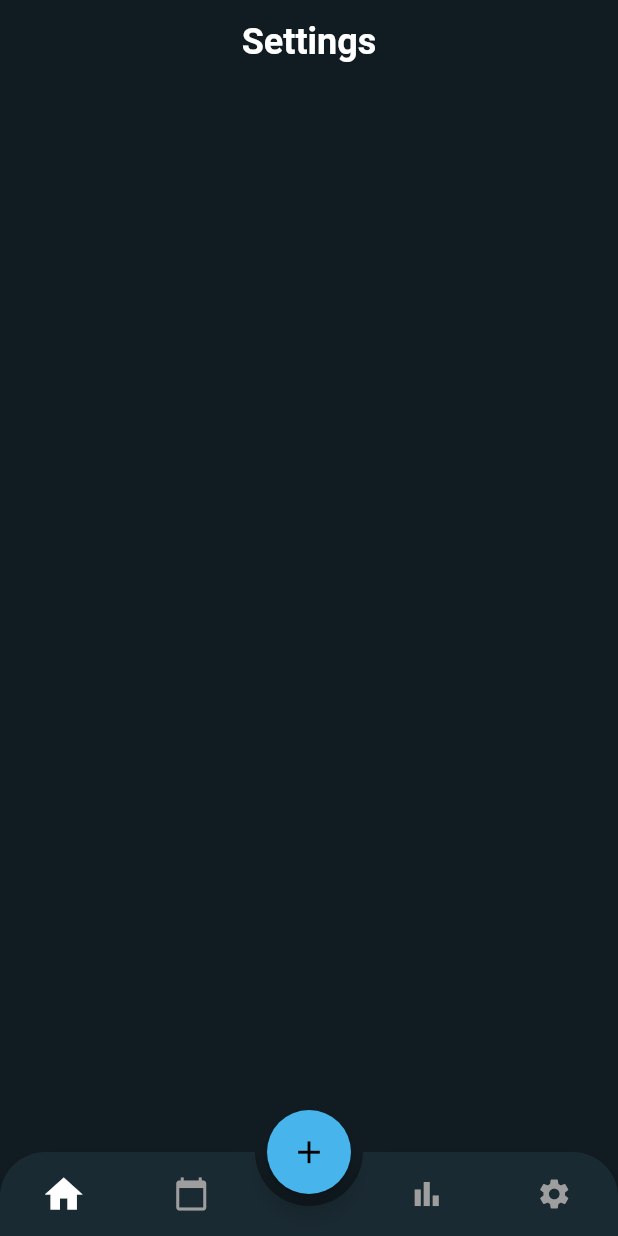
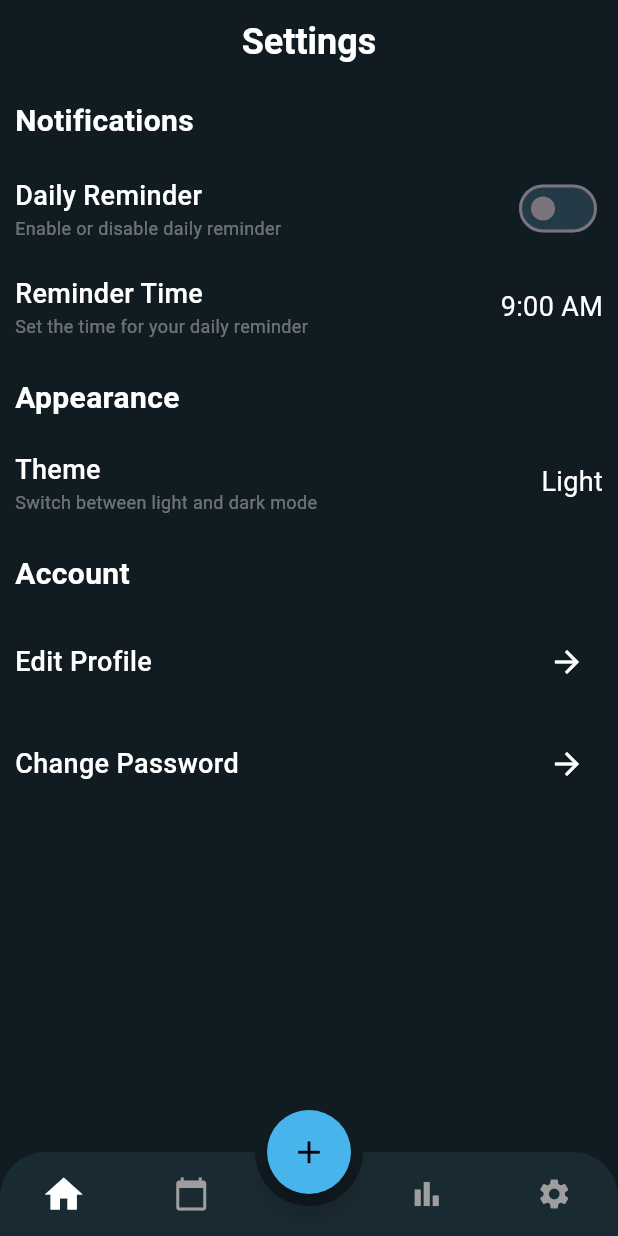
Before and after one commit to gogo04673-tech/Habits-Tracker, a Flutter app: the screen it shows once a user with an empty profile is signed in, swiped to page 4, on a phone screen of 412 x 824 dp. Run offline on Flutter 3.47's test engine with Material 3 defaults, Android fonts, the phone set to English and light mode, and no system bars; drawn by our look-alikes of animated_bottom_navigation_bar; our stand-ins replace firebase_auth, firebase_core, fl_chart, get, table_calendar; accounts and stored records are empty.

Commit message:
I am finish UI Page Settings

```diff
--- /dev/null
+++ b/lib/controllers/models/provider.dart
@@ -0,0 +1,16 @@
+
+
+import 'package:flutter/material.dart';
+
+
+class Variables with ChangeNotifier {
+  bool _darkMode = false;
+
+  bool get darkMode => _darkMode;
+
+  void changeMode(bool value){
+    _darkMode = value;
+
+    notifyListeners();
+  }
+}
--- a/lib/features/pages/settings.dart
+++ b/lib/features/pages/settings.dart
@@ -1,7 +1,7 @@
 import 'package:flutter/material.dart';
+import 'package:habit_track/controllers/models/provider.dart';
 import 'package:habit_track/features/tools/appbar.dart';
-
-
+import 'package:provider/provider.dart';
 
 class SettingsPage extends StatefulWidget {
   const SettingsPage({super.key});
@@ -11,11 +11,164 @@ class SettingsPage extends StatefulWidget {
 }
 
 class _SettingsPage extends State<SettingsPage> {
+  // * text is here
+  Widget upText(String text) {
+    return Text(
+      text,
+      style: const TextStyle(
+        color: Colors.white,
+        fontSize: 20,
+        fontWeight: FontWeight.bold,
+      ),
+    );
+  }
+
+  // * List is here
+  Widget listTile(String title, String? subtitle, Widget trailing) {
+    return Row(
+      mainAxisAlignment: MainAxisAlignment.spaceBetween,
+      children: [
+        Text.rich(
+          TextSpan(
+            children: [
+              TextSpan(
+                text: "$title\n",
+                style: const TextStyle(
+                  color: Colors.white,
+                  fontSize: 18,
+                  fontWeight: FontWeight.w500,
+                ),
+              ),
+              TextSpan(
+                text: subtitle,
+                style: const TextStyle(
+                  color: Colors.white38,
+                  fontSize: 12,
+                  fontWeight: FontWeight.w400,
+                ),
+              ),
+            ],
+          ),
+        ),
+
+        trailing,
+      ],
+    );
+  }
+
+  Widget rowArrow(String text, void Function()? onPressed) {
+    return Row(
+      mainAxisAlignment: MainAxisAlignment.spaceBetween,
+      children: [
+        Text(
+          text,
+          style: const TextStyle(
+            color: Colors.white,
+            fontSize: 18,
+            fontWeight: FontWeight.w500,
+          ),
+        ),
+
+        IconButton(
+          onPressed: onPressed,
+          color: Colors.white,
+          icon: const Icon(Icons.arrow_forward),
+        ),
+      ],
+    );
+  }
+
   @override
   Widget build(BuildContext context) {
-    return const Scaffold(
-      appBar: BarApp(titlePage: 'Settings', icon: null),
+    return Scaffold(
+      appBar: const BarApp(titlePage: 'Settings', icon: null),
+      body: Container(
+        padding: const EdgeInsets.all(10),
+        child: ListView(
+          children: [
+            // * Text notification is here
+            upText("Notifications"),
 
+            const SizedBox(height: 20),
+
+            // Daily Reminder is here
+            listTile(
+              "Daily Reminder",
+              'Enable or disable daily reminder',
+              Consumer<Variables>(
+                builder: (context, provider, child) {
+                  return Switch(
+                    value: provider.darkMode,
+                    onChanged: (value) => provider.changeMode(value),
+
+                    activeTrackColor: const Color.fromARGB(255, 54, 87, 105),
+                    inactiveTrackColor: const Color(0xFF243b47),
+                  );
+                },
+              ),
+            ),
+
+            const SizedBox(height: 20),
+
+            // Reminder Time  is here
+            listTile(
+              "Reminder Time",
+              'Set the time for your daily reminder',
+              Consumer<Variables>(
+                builder: (context, provider, child) {
+                  return InkWell(
+                    onTap: () {},
+                    child: const Text(
+                      "9:00 AM",
+                      style: TextStyle(
+                        color: Colors.white,
+                        fontWeight: FontWeight.w400,
+                        fontSize: 18,
+                      ),
+                    ),
+                  );
+                },
+              ),
+            ),
+
+            const SizedBox(height: 25),
+            // * text Appearance is here
+            upText("Appearance"),
+
+            const SizedBox(height: 20),
+
+            // Theme  is here
+            listTile(
+              "Theme",
+              'Switch between light and dark mode',
+              Consumer<Variables>(
+                builder: (context, provider, child) {
+                  return const Text(
+                    "Light",
+                    style: TextStyle(
+                      color: Colors.white,
+                      fontWeight: FontWeight.w400,
+                      fontSize: 18,
+                    ),
+                  );
+                },
+              ),
+            ),
+
+            const SizedBox(height: 25),
+
+            // * Account is here
+            upText("Account"),
+
+            const SizedBox(height: 20),
+            rowArrow("Edit Profile", () {}),
+
+            // * Edit account is here
+            const SizedBox(height: 20),
+            rowArrow("Change Password", () {}),
+          ],
+        ),
+      ),
     );
   }
 }
--- a/lib/main.dart
+++ b/lib/main.dart
@@ -2,6 +2,7 @@ import 'package:firebase_core/firebase_core.dart';
 import 'package:flutter/material.dart';
 import 'package:get/get.dart';
 import 'package:habit_track/controllers/habit/habit_provider.dart';
+import 'package:habit_track/controllers/models/provider.dart';
 import 'package:habit_track/features/auth/auth_wrapper.dart';
 import 'package:provider/provider.dart';
 
@@ -10,7 +11,10 @@ void main() async {
   await Firebase.initializeApp();
   runApp(
     MultiProvider(
-      providers: [ChangeNotifierProvider(create: (_) => HabitProvider())],
+      providers: [
+        ChangeNotifierProvider(create: (_) => HabitProvider()),
+        ChangeNotifierProvider(create: (_) => Variables()),
+      ],
       child: const MyApp(),
     ),
   );
```
